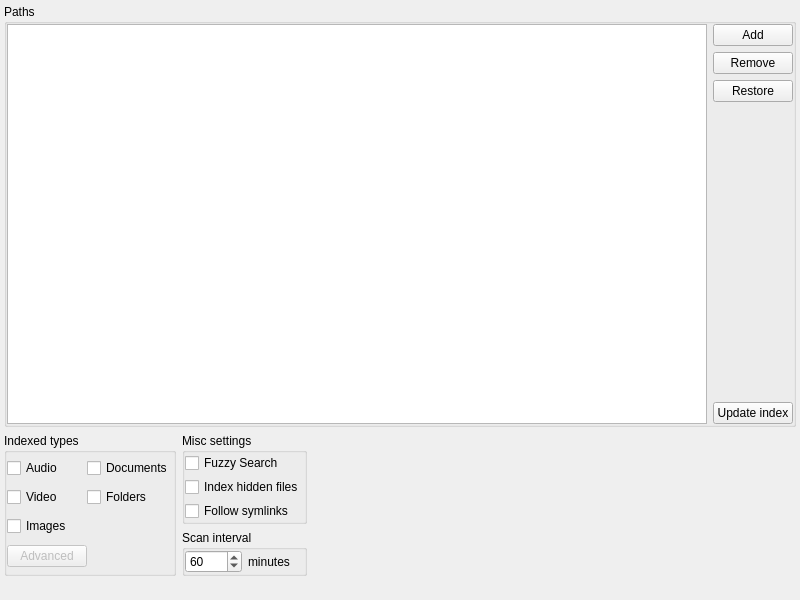
First picture: the form in src/plugins/files/configwidget.ui, repository albertlauncher/albert, before the edit.
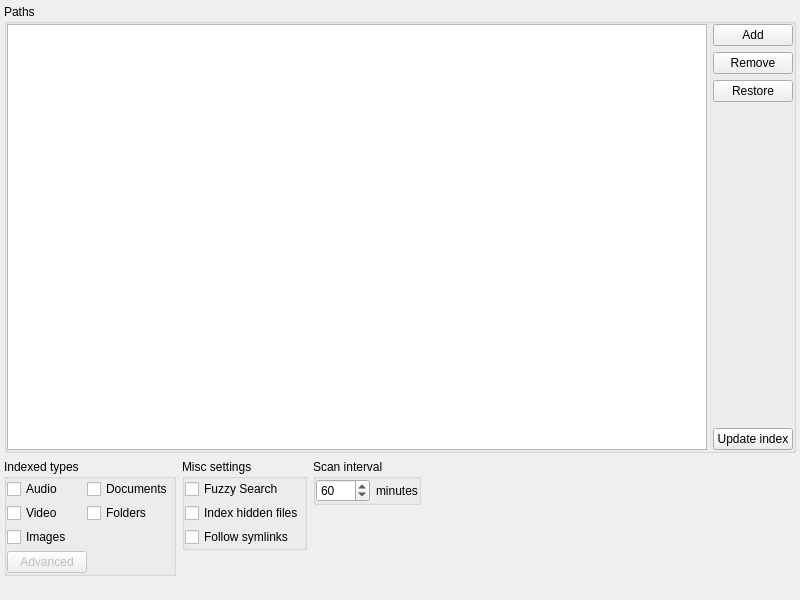
Second picture: the form after the edit.

Commit message: Polish settings widget of files plugin.

Diff of the .ui file:
```diff
--- a/src/plugins/files/configwidget.ui
+++ b/src/plugins/files/configwidget.ui
@@ -16,7 +16,7 @@
     <height>320</height>
    </size>
   </property>
-  <layout class="QVBoxLayout" name="verticallayout_2">
+  <layout class="QVBoxLayout" name="verticallayout_2" stretch="1,0,0">
    <property name="leftMargin">
     <number>4</number>
    </property>
@@ -186,12 +186,6 @@
        </item>
        <item>
         <spacer name="verticalSpacer">
-         <property name="orientation">
-          <enum>Qt::Vertical</enum>
-         </property>
-         <property name="sizeType">
-          <enum>QSizePolicy::Preferred</enum>
-         </property>
          <property name="sizeHint" stdset="0">
           <size>
            <width>0</width>
@@ -250,6 +244,20 @@
         </widget>
        </item>
        <item>
+        <spacer name="verticalSpacer_2">
+         <property name="sizeHint" stdset="0">
+          <size>
+           <width>0</width>
+           <height>0</height>
+          </size>
+         </property>
+        </spacer>
+       </item>
+      </layout>
+     </item>
+     <item>
+      <layout class="QVBoxLayout" name="verticalLayout_7" stretch="0,1">
+       <item>
         <widget class="QGroupBox" name="groupBox_3">
          <property name="title">
           <string>Scan interval</string>
@@ -294,40 +302,7 @@
         </widget>
        </item>
        <item>
-        <spacer name="verticalSpacer_2">
-         <property name="orientation">
-          <enum>Qt::Vertical</enum>
-         </property>
-         <property name="sizeType">
-          <enum>QSizePolicy::Preferred</enum>
-         </property>
-         <property name="sizeHint" stdset="0">
-          <size>
-           <width>0</width>
-           <height>0</height>
-          </size>
-         </property>
-        </spacer>
-       </item>
-      </layout>
-     </item>
-     <item>
-      <layout class="QVBoxLayout" name="verticalLayout_7">
-       <item>
-        <spacer name="verticalSpacer_4">
-         <property name="orientation">
-          <enum>Qt::Vertical</enum>
-         </property>
-         <property name="sizeType">
-          <enum>QSizePolicy::Preferred</enum>
-         </property>
-         <property name="sizeHint" stdset="0">
-          <size>
-           <width>0</width>
-           <height>0</height>
-          </size>
-         </property>
-        </spacer>
+        <spacer name="verticalSpacer_4"/>
        </item>
       </layout>
      </item>
```
The commit also changes 1 other file.
